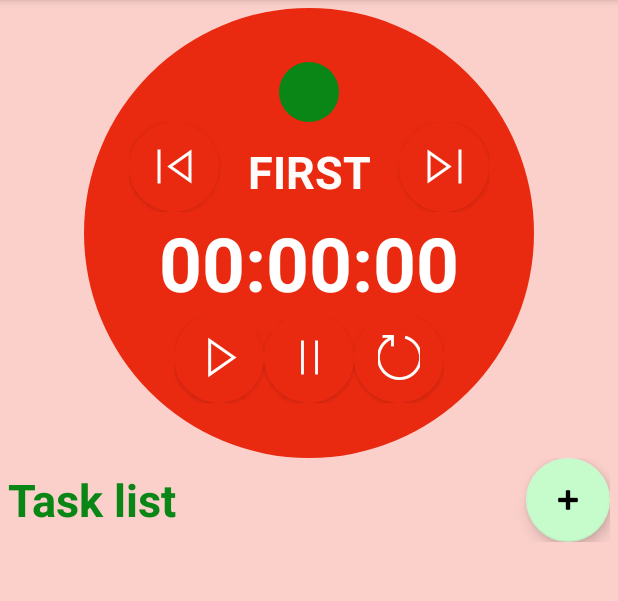
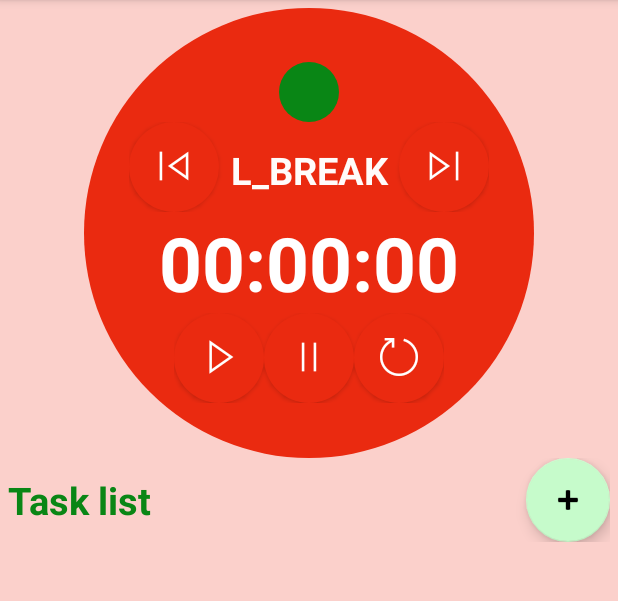
Before and after one commit to fukicycle/POMODORO_For_Android, an Android app: the screen it shows after launch (MainActivity), on a phone screen of 412 x 824 dp, the part 84-685 px from its top. Run offline under Robolectric (Android 15) with nearby library versions, the phone set to English and light mode, and no system bars.

Commit message:
add logo and change layout

```diff
--- a/app/src/main/AndroidManifest.xml
+++ b/app/src/main/AndroidManifest.xml
@@ -9,7 +9,7 @@
         android:fullBackupContent="@xml/backup_rules"
         android:icon="@mipmap/ic_launcher"
         android:label="@string/app_name"
-        android:roundIcon="@mipmap/ic_launcher_round"
+        android:roundIcon="@drawable/pomodoro"
         android:supportsRtl="true"
         android:theme="@style/Theme.POMODORO"
         tools:targetApi="31">
--- a/app/src/main/res/layout/activity_main.xml
+++ b/app/src/main/res/layout/activity_main.xml
@@ -38,7 +38,7 @@
             <TextView
                 android:layout_width="120dp"
                 android:layout_height="wrap_content"
-                android:text="FIRST"
+                android:text="L_BREAK"
                 android:textAlignment="center"
                 android:textColor="@color/primary50"
                 android:textStyle="bold" />
--- a/app/src/main/res/values-night/themes.xml
+++ b/app/src/main/res/values-night/themes.xml
@@ -13,6 +13,6 @@
         <item name="android:statusBarColor" tools:targetApi="l">?attr/colorPrimaryVariant</item>
         <!-- Customize your theme here. -->
 
-        <item name="android:textSize">30dp</item>
+        <item name="android:textSize">25dp</item>
     </style>
 </resources>
--- a/app/src/main/res/values/themes.xml
+++ b/app/src/main/res/values/themes.xml
@@ -12,6 +12,6 @@
         <!-- Status bar color. -->
         <item name="android:statusBarColor" tools:targetApi="l">?attr/colorPrimaryVariant</item>
         <!-- Customize your theme here. -->
-        <item name="android:textSize">30dp</item>
+        <item name="android:textSize">25dp</item>
     </style>
 </resources>
```
Also changed, not shown: app/src/main/res/drawable/pomodoro.png (added).
